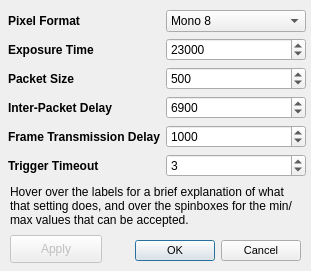
Above: gui/dialogCameraSettings.ui from Spinarakk/defectmonitor before the change. Below: the same form after it.
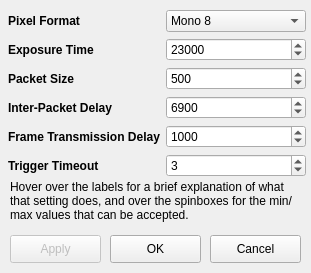
That is the form after the change. Icons and pictures are not drawn.

Commit message: - Integrated the calibration parameters into the JSON config file - Split the image processing transformation sequence into their own individual methods - Fixed up the window modality and saves the window state and geometry when closing the windows - Closing the MainWindow now prompts the user to save their build if it wasn't saved - Fixed the tab order of all the dialog windows - Changed a lot of the status messages associated with the SliceConverter

Patch:
```diff
--- a/gui/dialogCameraSettings.ui
+++ b/gui/dialogCameraSettings.ui
@@ -7,19 +7,19 @@
     <x>0</x>
     <y>0</y>
     <width>311</width>
-    <height>271</height>
+    <height>273</height>
    </rect>
   </property>
   <property name="minimumSize">
    <size>
     <width>311</width>
-    <height>271</height>
+    <height>273</height>
    </size>
   </property>
   <property name="maximumSize">
    <size>
     <width>311</width>
-    <height>271</height>
+    <height>273</height>
    </size>
   </property>
   <property name="windowTitle">
@@ -29,30 +29,6 @@
    <iconset resource="icons.qrc">
     <normaloff>:/resources/logo.ico</normaloff>:/resources/logo.ico</iconset>
   </property>
-  <widget class="QDialogButtonBox" name="buttonBox">
-   <property name="geometry">
-    <rect>
-     <x>110</x>
-     <y>235</y>
-     <width>191</width>
-     <height>31</height>
-    </rect>
-   </property>
-   <property name="font">
-    <font>
-     <pointsize>8</pointsize>
-    </font>
-   </property>
-   <property name="layoutDirection">
-    <enum>Qt::LeftToRight</enum>
-   </property>
-   <property name="orientation">
-    <enum>Qt::Horizontal</enum>
-   </property>
-   <property name="standardButtons">
-    <set>QDialogButtonBox::Cancel|QDialogButtonBox::Ok</set>
-   </property>
-  </widget>
   <widget class="QPushButton" name="buttonApply">
    <property name="enabled">
     <bool>false</bool>
@@ -61,7 +37,7 @@
     <rect>
      <x>10</x>
      <y>235</y>
-     <width>92</width>
+     <width>91</width>
      <height>28</height>
     </rect>
    </property>
@@ -283,7 +259,7 @@
    <property name="geometry">
     <rect>
      <x>10</x>
-     <y>180</y>
+     <y>175</y>
      <width>291</width>
      <height>51</height>
     </rect>
@@ -295,6 +271,35 @@
     <bool>true</bool>
    </property>
   </widget>
+  <widget class="QPushButton" name="buttonOK">
+   <property name="geometry">
+    <rect>
+     <x>110</x>
+     <y>235</y>
+     <width>91</width>
+     <height>28</height>
+    </rect>
+   </property>
+   <property name="text">
+    <string>OK</string>
+   </property>
+  </widget>
+  <widget class="QPushButton" name="buttonCancel">
+   <property name="enabled">
+    <bool>true</bool>
+   </property>
+   <property name="geometry">
+    <rect>
+     <x>210</x>
+     <y>235</y>
+     <width>91</width>
+     <height>28</height>
+    </rect>
+   </property>
+   <property name="text">
+    <string>Cancel</string>
+   </property>
+  </widget>
  </widget>
  <resources>
   <include location="icons.qrc"/>
```
Left out of the diff: 24 changed lines with no effect on the pictures. The commit also changes 23 other files.
